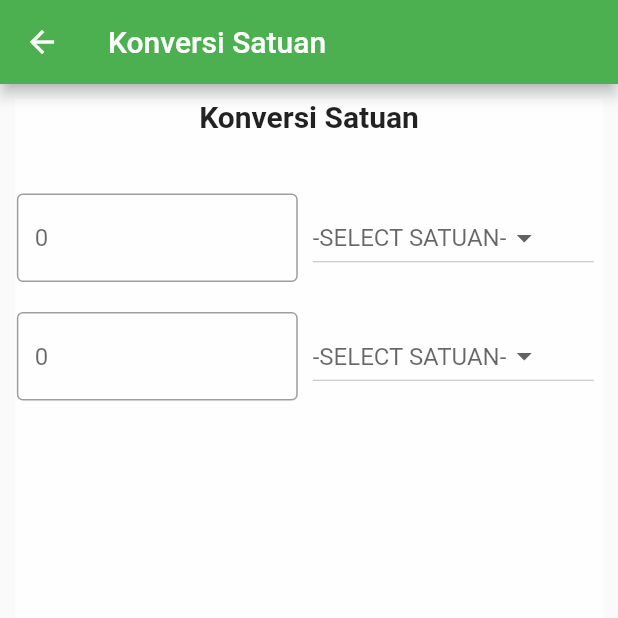
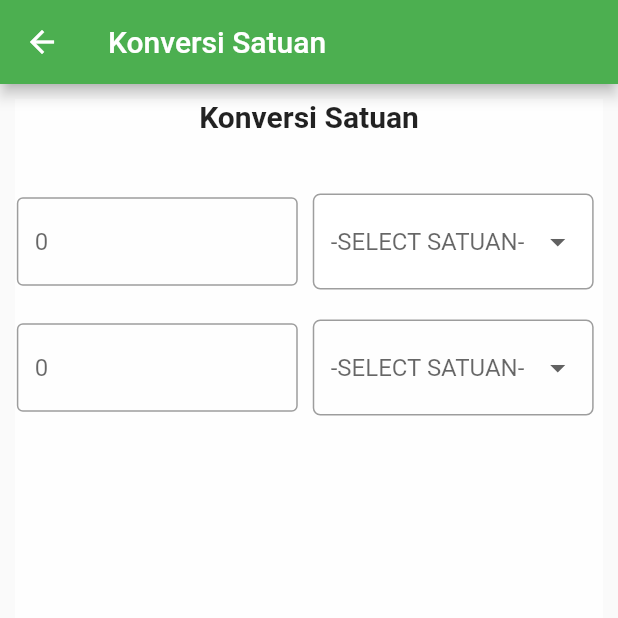
Before and after one commit to gemafajar09/task3, a Flutter app: the Konversi screen opened by its route, on a phone screen of 412 x 824 dp, the top half of it. Run offline on Flutter 3.47's test engine with Material 2 defaults, Android fonts, the phone set to English and light mode, and no system bars; our stand-ins replace fluttertoast.

Commit message:
perubahan task 3

```diff
--- a/lib/auth/Login.dart
+++ b/lib/auth/Login.dart
@@ -115,7 +115,7 @@ class _LoginState extends State<Login> {
         Material(
           elevation: 5.0,
           borderRadius: BorderRadius.circular(30),
-          color: Colors.lightBlue[100],
+          color: Colors.green[200],
           child: MaterialButton(
             minWidth: MediaQuery.of(context).size.width,
             padding: EdgeInsets.fromLTRB(20, 15, 20, 15),
--- a/lib/home/konversi.dart
+++ b/lib/home/konversi.dart
@@ -26,7 +26,7 @@ class _KonversiState extends State<Konversi> {
   ];
 
   void carihasil1(var isi) {
-    for (var i = 1; i < satuan.length; i++) {
+    for (var i = 0; i < satuan.length; i++) {
       if (satuan[i] == pilihan1) {
         pecah1 = i + 1;
       }
@@ -39,7 +39,7 @@ class _KonversiState extends State<Konversi> {
     if (pecah1 > pecah2) {
       tampung = pecah1 - pecah2;
       if (tampung == 0) {
-        hasil = int.parse(isi) / 0;
+        hasil = int.parse(isi) / 1;
       } else if (tampung == 1) {
         hasil = int.parse(isi) / 10;
       } else if (tampung == 2) {
@@ -62,7 +62,7 @@ class _KonversiState extends State<Konversi> {
     } else {
       tampung = pecah2 - pecah1;
       if (tampung == 0) {
-        hasil = int.parse(isi) * 0;
+        hasil = int.parse(isi) * 1;
       } else if (tampung == 1) {
         hasil = int.parse(isi) * 10;
       } else if (tampung == 2) {
@@ -86,7 +86,7 @@ class _KonversiState extends State<Konversi> {
   }
 
   void carihasil2(var isi) {
-    for (var i = 1; i < satuan.length; i++) {
+    for (var i = 0; i < satuan.length; i++) {
       if (satuan[i] == pilihan1) {
         pecah1 = i + 1;
       }
@@ -96,8 +96,8 @@ class _KonversiState extends State<Konversi> {
       }
     }
 
-    if (pecah1 > pecah2) {
-      tampung = pecah1 - pecah2;
+    if (pecah2 > pecah1) {
+      tampung = pecah2 - pecah1;
       if (tampung == 0) {
         hasil = int.parse(isi) / 0;
       } else if (tampung == 1) {
@@ -120,7 +120,7 @@ class _KonversiState extends State<Konversi> {
       });
 
     } else {
-      tampung = pecah2 - pecah1;
+      tampung = pecah1 - pecah2;
       if (tampung == 0) {
         hasil = int.parse(isi) * 0;
       } else if (tampung == 1) {
@@ -205,7 +205,18 @@ class _KonversiState extends State<Konversi> {
                             Container(
                               margin: EdgeInsets.only(left: 10),
                               width: MediaQuery.of(context).size.width / 2.2,
-                              child: DropdownButton(
+                              decoration: BoxDecoration(
+                                // borderRadius: BorderRadius.circular(10),
+                                color: Colors.white
+                              ),
+                              child: DropdownButtonFormField(
+                                decoration: InputDecoration(
+                                  border: OutlineInputBorder(
+                                    borderRadius: const BorderRadius.all(
+                                      const Radius.circular(5.0),
+                                    ),
+                                  ),
+                                ),
                                 hint: Text('-SELECT SATUAN-'),
                                 value: pilihan1,
                                 onChanged: (value) {
@@ -252,7 +263,14 @@ class _KonversiState extends State<Konversi> {
                             Container(
                               margin: EdgeInsets.only(left: 10),
                               width: MediaQuery.of(context).size.width / 2.2,
-                              child: DropdownButton(
+                              child: DropdownButtonFormField(
+                                decoration: InputDecoration(
+                                  border: OutlineInputBorder(
+                                    borderRadius: const BorderRadius.all(
+                                      const Radius.circular(5.0),
+                                    ),
+                                  ),
+                                ),
                                 hint: Text('-SELECT SATUAN-'),
                                 value: pilihan2,
                                 onChanged: (isi) {
--- a/lib/main.dart
+++ b/lib/main.dart
@@ -13,7 +13,7 @@ class MyApp extends StatelessWidget {
     Login.router : (context) => Login(),
     Home.router : (context) => Home(),
     Fisika.router : (context) => Fisika(),
-    Konversi.router : (context) => Konversi()
+    Konversi.router : (context) => Konversi(),
   };
   @override
   Widget build(BuildContext context) {
--- a/pubspec.yaml
+++ b/pubspec.yaml
@@ -29,6 +29,7 @@ dependencies:
   # Use with the CupertinoIcons class for iOS style icons.
   cupertino_icons: ^1.0.0
   fluttertoast: ^7.0.4
+  simple_animations: ^2.5.1
 
 dev_dependencies:
   flutter_test:
```
Also changed, not shown: lib/home/fisika.dart (+4 -4 lines), pubspec.lock, 1 other file.
